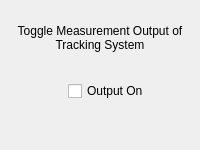
Above: dcsl_vision_tracker/resource/tracker_module.ui from leonard-lab/dcslROS before the change. Below: the same form after it.
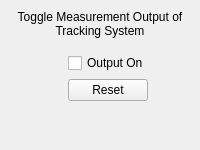
That is the form after the change.

Commit message: Added vision reset button to GUI.

```diff
--- a/dcsl_vision_tracker/resource/tracker_module.ui
+++ b/dcsl_vision_tracker/resource/tracker_module.ui
@@ -56,6 +56,13 @@
        </property>
       </widget>
      </item>
+     <item alignment="Qt::AlignHCenter">
+       <widget class="QPushButton" name="reset_pushButton">
+	 <property name="text">
+	   <string>Reset</string>
+	 </property>
+       </widget>
+     </item>
     </layout>
    </widget>
   </widget>
```
The commit also changes 3 other files.
